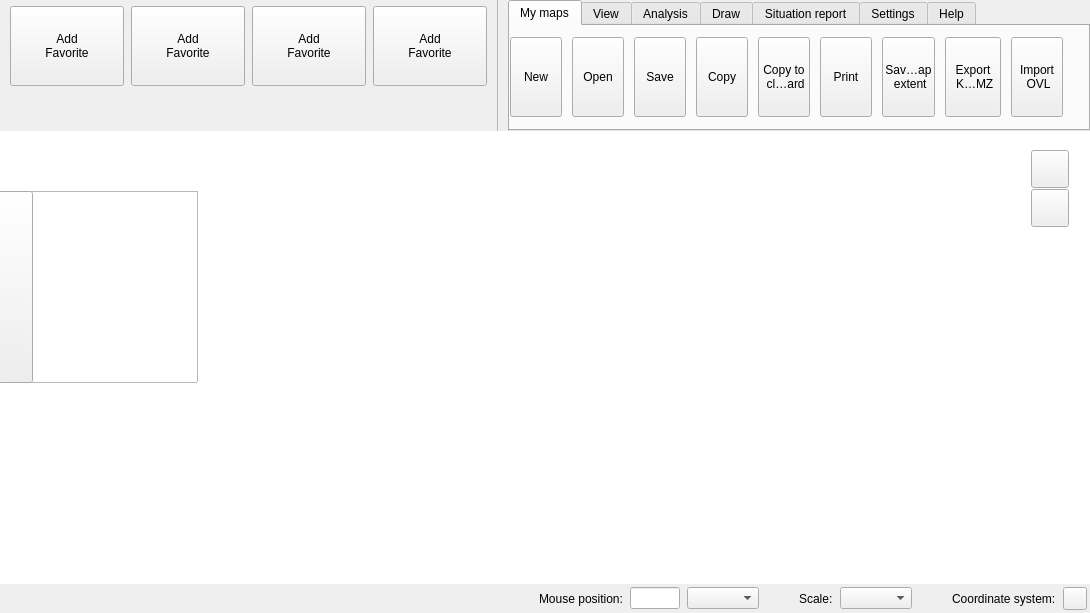
First picture: the form in src/ui/qgskadasmainwidgetbase.ui, repository kadas-albireo/kadas-albireo, before the edit.
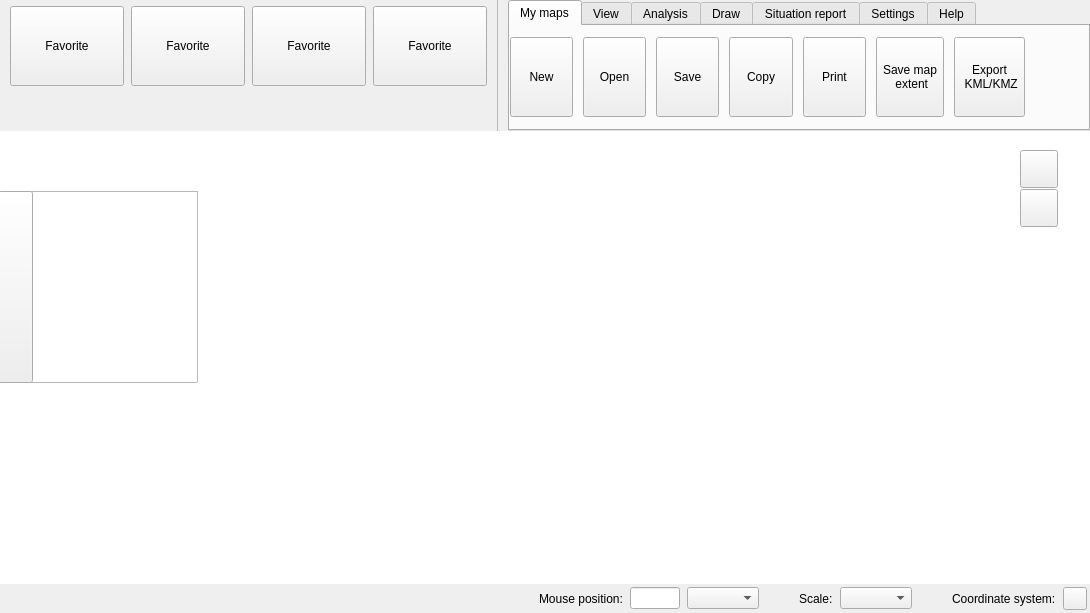
Second picture: the form after the edit. Icons and pictures are not drawn. Custom widgets are drawn as their Qt base class.

Commit message:
Revert "Zoom buttons border and mid line added"
This reverts commit 5c4f6750cc8c2634269dad2dd956605ece846919.

Diff of the .ui file:
```diff
--- a/src/ui/qgskadasmainwidgetbase.ui
+++ b/src/ui/qgskadasmainwidgetbase.ui
@@ -71,8 +71,7 @@
             <bool>true</bool>
            </property>
            <property name="text">
-            <string>Add
-Favorite</string>
+            <string>Favorite</string>
            </property>
            <property name="icon">
             <iconset resource="../../images/images.qrc">
@@ -113,8 +112,7 @@
             <bool>true</bool>
            </property>
            <property name="text">
-            <string>Add
-Favorite</string>
+            <string>Favorite</string>
            </property>
            <property name="icon">
             <iconset resource="../../images/images.qrc">
@@ -152,8 +150,7 @@
             <bool>true</bool>
            </property>
            <property name="text">
-            <string>Add
-Favorite</string>
+            <string>Favorite</string>
            </property>
            <property name="icon">
             <iconset resource="../../images/images.qrc">
@@ -191,8 +188,7 @@
             <bool>true</bool>
            </property>
            <property name="text">
-            <string>Add
-Favorite</string>
+            <string>Favorite</string>
            </property>
            <property name="icon">
             <iconset resource="../../images/images.qrc">
@@ -315,7 +311,7 @@
             <property name="verticalSpacing">
              <number>0</number>
             </property>
-            <item row="0" column="10">
+            <item row="0" column="8">
              <spacer name="horizontalSpacer">
               <property name="orientation">
                <enum>Qt::Horizontal</enum>
@@ -328,8 +324,8 @@
               </property>
              </spacer>
             </item>
-            <item row="0" column="0">
-             <widget class="QgsKadasRibbonButton" name="mNewButton">
+            <item row="0" column="1">
+             <widget class="QgsKadasRibbonButton" name="mOpenButton">
               <property name="sizePolicy">
                <sizepolicy hsizetype="MinimumExpanding" vsizetype="Fixed">
                 <horstretch>0</horstretch>
@@ -349,7 +345,7 @@
                </size>
               </property>
               <property name="text">
-               <string>New</string>
+               <string>Open</string>
               </property>
               <property name="iconSize">
                <size>
@@ -360,37 +356,6 @@
              </widget>
             </item>
             <item row="0" column="5">
-             <widget class="QgsKadasRibbonButton" name="mPrintButton">
-              <property name="sizePolicy">
-               <sizepolicy hsizetype="MinimumExpanding" vsizetype="Fixed">
-                <horstretch>0</horstretch>
-                <verstretch>0</verstretch>
-               </sizepolicy>
-              </property>
-              <property name="minimumSize">
-               <size>
-                <width>52</width>
-                <height>80</height>
-               </size>
-              </property>
-              <property name="maximumSize">
-               <size>
-                <width>114</width>
-                <height>80</height>
-               </size>
-              </property>
-              <property name="text">
-               <string>Print</string>
-              </property>
-              <property name="iconSize">
-               <size>
-                <width>32</width>
-                <height>32</height>
-               </size>
-              </property>
-             </widget>
-            </item>
-            <item row="0" column="6">
              <widget class="QgsKadasRibbonButton" name="mSaveMapExtentButton">
               <property name="sizePolicy">
                <sizepolicy hsizetype="MinimumExpanding" vsizetype="Fixed">
@@ -422,7 +387,69 @@
               </property>
              </widget>
             </item>
-            <item row="0" column="7">
+            <item row="0" column="2">
+             <widget class="QgsKadasRibbonButton" name="mSaveButton">
+              <property name="sizePolicy">
+               <sizepolicy hsizetype="MinimumExpanding" vsizetype="Fixed">
+                <horstretch>0</horstretch>
+                <verstretch>0</verstretch>
+               </sizepolicy>
+              </property>
+              <property name="minimumSize">
+               <size>
+                <width>52</width>
+                <height>80</height>
+               </size>
+              </property>
+              <property name="maximumSize">
+               <size>
+                <width>114</width>
+                <height>80</height>
+               </size>
+              </property>
+              <property name="text">
+               <string>Save</string>
+              </property>
+              <property name="iconSize">
+               <size>
+                <width>32</width>
+                <height>32</height>
+               </size>
+              </property>
+             </widget>
+            </item>
+            <item row="0" column="4">
+             <widget class="QgsKadasRibbonButton" name="mPrintButton">
+              <property name="sizePolicy">
+               <sizepolicy hsizetype="MinimumExpanding" vsizetype="Fixed">
+                <horstretch>0</horstretch>
+                <verstretch>0</verstretch>
+               </sizepolicy>
+              </property>
+              <property name="minimumSize">
+               <size>
+                <width>52</width>
+                <height>80</height>
+               </size>
+              </property>
+              <property name="maximumSize">
+               <size>
+                <width>114</width>
+                <height>80</height>
+               </size>
+              </property>
+              <property name="text">
+               <string>Print</string>
+              </property>
+              <property name="iconSize">
+               <size>
+                <width>32</width>
+                <height>32</height>
+               </size>
+              </property>
+             </widget>
+            </item>
+            <item row="0" column="6">
              <widget class="QgsKadasRibbonButton" name="mExportKMLButton">
               <property name="sizePolicy">
                <sizepolicy hsizetype="MinimumExpanding" vsizetype="Fixed">
@@ -454,6 +481,37 @@
               </property>
              </widget>
             </item>
+            <item row="0" column="0">
+             <widget class="QgsKadasRibbonButton" name="mNewButton">
+              <property name="sizePolicy">
+               <sizepolicy hsizetype="MinimumExpanding" vsizetype="Fixed">
+                <horstretch>0</horstretch>
+                <verstretch>0</verstretch>
+               </sizepolicy>
+              </property>
+              <property name="minimumSize">
+               <size>
+                <width>52</width>
+                <height>80</height>
+               </size>
+              </property>
+              <property name="maximumSize">
+               <size>
+                <width>114</width>
+                <height>80</height>
+               </size>
+              </property>
+              <property name="text">
+               <string>New</string>
+              </property>
+              <property name="iconSize">
+               <size>
+                <width>32</width>
+                <height>32</height>
+               </size>
+              </property>
+             </widget>
+            </item>
             <item row="0" column="3">
              <widget class="QgsKadasRibbonButton" name="mCopyButton">
               <property name="sizePolicy">
@@ -485,132 +543,6 @@
               </property>
              </widget>
             </item>
-            <item row="0" column="4">
-             <widget class="QgsKadasRibbonButton" name="mCopyToClipboardButton">
-              <property name="sizePolicy">
-               <sizepolicy hsizetype="MinimumExpanding" vsizetype="Fixed">
-                <horstretch>0</horstretch>
-                <verstretch>0</verstretch>
-               </sizepolicy>
-              </property>
-              <property name="minimumSize">
-               <size>
-                <width>52</width>
-                <height>80</height>
-               </size>
-              </property>
-              <property name="maximumSize">
-               <size>
-                <width>114</width>
-                <height>80</height>
-               </size>
-              </property>
-              <property name="text">
-               <string>Copy to 
- clipboard</string>
-              </property>
-              <property name="iconSize">
-               <size>
-                <width>32</width>
-                <height>32</height>
-               </size>
-              </property>
-             </widget>
-            </item>
-            <item row="0" column="1">
-             <widget class="QgsKadasRibbonButton" name="mOpenButton">
-              <property name="sizePolicy">
-               <sizepolicy hsizetype="MinimumExpanding" vsizetype="Fixed">
-                <horstretch>0</horstretch>
-                <verstretch>0</verstretch>
-               </sizepolicy>
-              </property>
-              <property name="minimumSize">
-               <size>
-                <width>52</width>
-                <height>80</height>
-               </size>
-              </property>
-              <property name="maximumSize">
-               <size>
-                <width>114</width>
-                <height>80</height>
-               </size>
-              </property>
-              <property name="text">
-               <string>Open</string>
-              </property>
-              <property name="iconSize">
-               <size>
-                <width>32</width>
-                <height>32</height>
-               </size>
-              </property>
-             </widget>
-            </item>
-            <item row="0" column="2">
-             <widget class="QgsKadasRibbonButton" name="mSaveButton">
-              <property name="sizePolicy">
-               <sizepolicy hsizetype="MinimumExpanding" vsizetype="Fixed">
-                <horstretch>0</horstretch>
-                <verstretch>0</verstretch>
-               </sizepolicy>
-              </property>
-              <property name="minimumSize">
-               <size>
-                <width>52</width>
-                <height>80</height>
-               </size>
-              </property>
-              <property name="maximumSize">
-               <size>
-                <width>114</width>
-                <height>80</height>
-               </size>
-              </property>
-              <property name="text">
-               <string>Save</string>
-              </property>
-              <property name="iconSize">
-               <size>
-                <width>32</width>
-                <height>32</height>
-               </size>
-              </property>
-             </widget>
-            </item>
-            <item row="0" column="9">
-             <widget class="QgsKadasRibbonButton" name="mImportOVLButton">
-              <property name="sizePolicy">
-               <sizepolicy hsizetype="MinimumExpanding" vsizetype="Fixed">
-                <horstretch>0</horstretch>
-                <verstretch>0</verstretch>
-               </sizepolicy>
-              </property>
-              <property name="minimumSize">
-               <size>
-                <width>52</width>
-                <height>80</height>
-               </size>
-              </property>
-              <property name="maximumSize">
-               <size>
-                <width>114</width>
-                <height>80</height>
-               </size>
-              </property>
-              <property name="text">
-               <string>Import
- OVL</string>
-              </property>
-              <property name="iconSize">
-               <size>
-                <width>32</width>
-                <height>32</height>
-               </size>
-              </property>
-             </widget>
-            </item>
            </layout>
            <zorder>mSaveButton</zorder>
            <zorder>mOpenButton</zorder>
@@ -618,10 +550,8 @@
            <zorder>mPrintButton</zorder>
            <zorder>horizontalSpacer</zorder>
            <zorder>mNewButton</zorder>
-           <zorder>mCopyToClipboardButton</zorder>
            <zorder>mSaveMapExtentButton</zorder>
            <zorder>mExportKMLButton</zorder>
-           <zorder>mImportOVLButton</zorder>
           </widget>
           <widget class="QWidget" name="mViewTab">
            <attribute name="title">
@@ -1279,6 +1209,97 @@
      <property name="lineWidth">
       <number>0</number>
      </property>
+     <widget class="QWidget" name="layoutWidget">
+      <property name="geometry">
+       <rect>
+        <x>1020</x>
+        <y>18</y>
+        <width>40</width>
+        <height>81</height>
+       </rect>
+      </property>
+      <layout class="QVBoxLayout" name="mZoomInOutLayout">
+       <property name="spacing">
+        <number>0</number>
+       </property>
+       <item>
+        <widget class="QPushButton" name="mZoomInButton">
+         <property name="sizePolicy">
+          <sizepolicy hsizetype="Fixed" vsizetype="Fixed">
+           <horstretch>0</horstretch>
+           <verstretch>0</verstretch>
+          </sizepolicy>
+         </property>
+         <property name="minimumSize">
+          <size>
+           <width>38</width>
+           <height>38</height>
+          </size>
+         </property>
+         <property name="maximumSize">
+          <size>
+           <width>38</width>
+           <height>38</height>
+          </size>
+         </property>
+         <property name="text">
+          <string/>
+         </property>
+         <property name="icon">
+          <iconset resource="../../images/images.qrc">
+           <normaloff>:/images/kadas/zoom_in.png</normaloff>:/images/kadas/zoom_in.png</iconset>
+         </property>
+         <property name="iconSize">
+          <size>
+           <width>38</width>
+           <height>38</height>
+          </size>
+         </property>
+         <property name="flat">
+          <bool>false</bool>
+         </property>
+        </widget>
+       </item>
+       <item>
+        <widget class="QPushButton" name="mZoomOutButton">
+         <property name="sizePolicy">
+          <sizepolicy hsizetype="Fixed" vsizetype="Fixed">
+           <horstretch>0</horstretch>
+           <verstretch>0</verstretch>
+          </sizepolicy>
+         </property>
+         <property name="minimumSize">
+          <size>
+           <width>38</width>
+           <height>38</height>
+          </size>
+         </property>
+         <property name="maximumSize">
+          <size>
+           <width>38</width>
+           <height>38</height>
+          </size>
+         </property>
+         <property name="text">
+          <string/>
+         </property>
+         <property name="icon">
+          <iconset resource="../../images/images.qrc">
+           <normaloff>:/images/kadas/zoom_out.png</normaloff>:/images/kadas/zoom_out.png</iconset>
+         </property>
+         <property name="iconSize">
+          <size>
+           <width>38</width>
+           <height>38</height>
+          </size>
+         </property>
+         <property name="flat">
+          <bool>false</bool>
+         </property>
+        </widget>
+       </item>
+      </layout>
+     </widget>
      <widget class="QgsLayerTreeView" name="mLayerTreeView">
       <property name="geometry">
        <rect>
@@ -1354,168 +1375,6 @@
        </size>
       </property>
      </widget>
-     <widget class="QFrame" name="mZoomInOutLayout">
-      <property name="geometry">
-       <rect>
-        <x>1031</x>
-        <y>19</y>
-        <width>40</width>
-        <height>79</height>
-       </rect>
-      </property>
-      <property name="minimumSize">
-       <size>
-        <width>40</width>
-        <height>79</height>
-       </size>
-      </property>
-      <property name="maximumSize">
-       <size>
-        <width>40</width>
-        <height>79</height>
-       </size>
-      </property>
-      <property name="frameShape">
-       <enum>QFrame::NoFrame</enum>
-      </property>
-      <property name="frameShadow">
-       <enum>QFrame::Plain</enum>
-      </property>
-      <property name="lineWidth">
-       <number>0</number>
-      </property>
-      <property name="midLineWidth">
-       <number>0</number>
-      </property>
-      <layout class="QVBoxLayout" name="verticalLayout">
-       <property name="spacing">
-        <number>0</number>
-       </property>
-       <property name="margin">
-        <number>0</number>
-       </property>
-       <item>
-        <widget class="QPushButton" name="mZoomInButton">
-         <property name="sizePolicy">
-          <sizepolicy hsizetype="Fixed" vsizetype="Fixed">
-           <horstretch>0</horstretch>
-           <verstretch>0</verstretch>
-          </sizepolicy>
-         </property>
-         <property name="minimumSize">
-          <size>
-           <width>38</width>
-           <height>38</height>
-          </size>
-         </property>
-         <property name="maximumSize">
-          <size>
-           <width>38</width>
-           <height>38</height>
-          </size>
-         </property>
-         <property name="text">
-          <string/>
-         </property>
-         <property name="icon">
-          <iconset resource="../../images/images.qrc">
-           <normaloff>:/images/kadas/zoom_in.png</normaloff>:/images/kadas/zoom_in.png</iconset>
-         </property>
-         <property name="iconSize">
-          <size>
-           <width>38</width>
-           <height>38</height>
-          </size>
-         </property>
-         <property name="flat">
-          <bool>false</bool>
-         </property>
-        </widget>
-       </item>
-       <item>
-        <layout class="QVBoxLayout" name="verticalLayout_3">
-         <property name="spacing">
-          <number>0</number>
-         </property>
-         <property name="leftMargin">
-          <number>1</number>
-         </property>
-         <property name="rightMargin">
-          <number>1</number>
-         </property>
-         <item>
-          <widget class="QFrame" name="mZoomSeparatorFrame">
-           <property name="sizePolicy">
-            <sizepolicy hsizetype="Preferred" vsizetype="Fixed">
-             <horstretch>0</horstretch>
-             <verstretch>0</verstretch>
-            </sizepolicy>
-           </property>
-           <property name="minimumSize">
-            <size>
-             <width>0</width>
-             <height>1</height>
-            </size>
-           </property>
-           <property name="maximumSize">
-            <size>
-             <width>16777215</width>
-             <height>1</height>
-            </size>
-           </property>
-           <property name="frameShape">
-            <enum>QFrame::NoFrame</enum>
-           </property>
-           <property name="frameShadow">
-            <enum>QFrame::Plain</enum>
-           </property>
-           <property name="lineWidth">
-            <number>0</number>
-           </property>
-          </widget>
-         </item>
-        </layout>
-       </item>
-       <item>
-        <widget class="QPushButton" name="mZoomOutButton">
-         <property name="sizePolicy">
-          <sizepolicy hsizetype="Fixed" vsizetype="Fixed">
-           <horstretch>0</horstretch>
-           <verstretch>0</verstretch>
-          </sizepolicy>
-         </property>
-         <property name="minimumSize">
-          <size>
-           <width>38</width>
-           <height>38</height>
-          </size>
-         </property>
-         <property name="maximumSize">
-          <size>
-           <width>38</width>
-           <height>38</height>
-          </size>
-         </property>
-         <property name="text">
-          <string/>
-         </property>
-         <property name="icon">
-          <iconset resource="../../images/images.qrc">
-           <normaloff>:/images/kadas/zoom_out.png</normaloff>:/images/kadas/zoom_out.png</iconset>
-         </property>
-         <property name="iconSize">
-          <size>
-           <width>38</width>
-           <height>38</height>
-          </size>
-         </property>
-         <property name="flat">
-          <bool>false</bool>
-         </property>
-        </widget>
-       </item>
-      </layout>
-     </widget>
     </widget>
    </item>
    <item row="2" column="0">
```
The commit also changes 1 other file.
